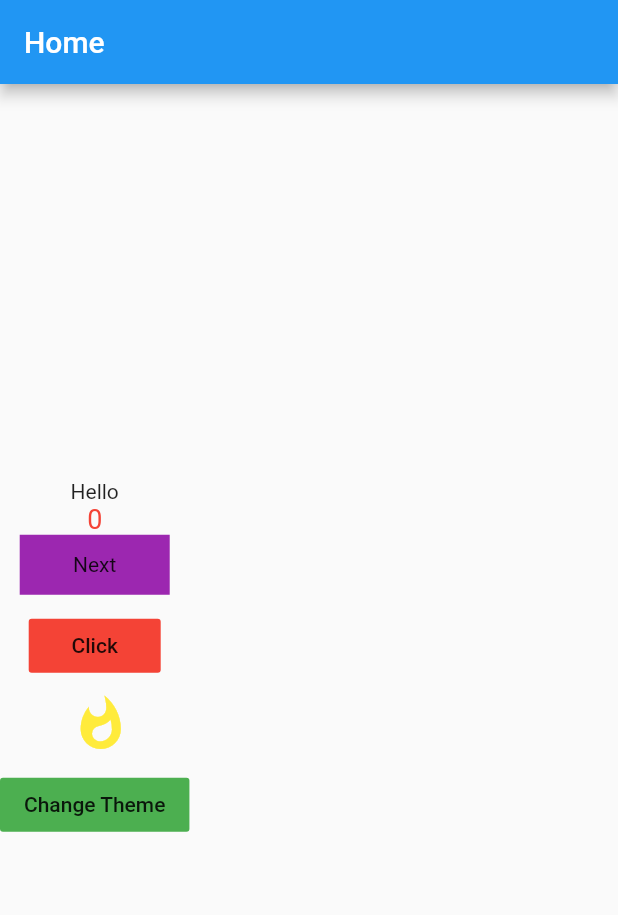
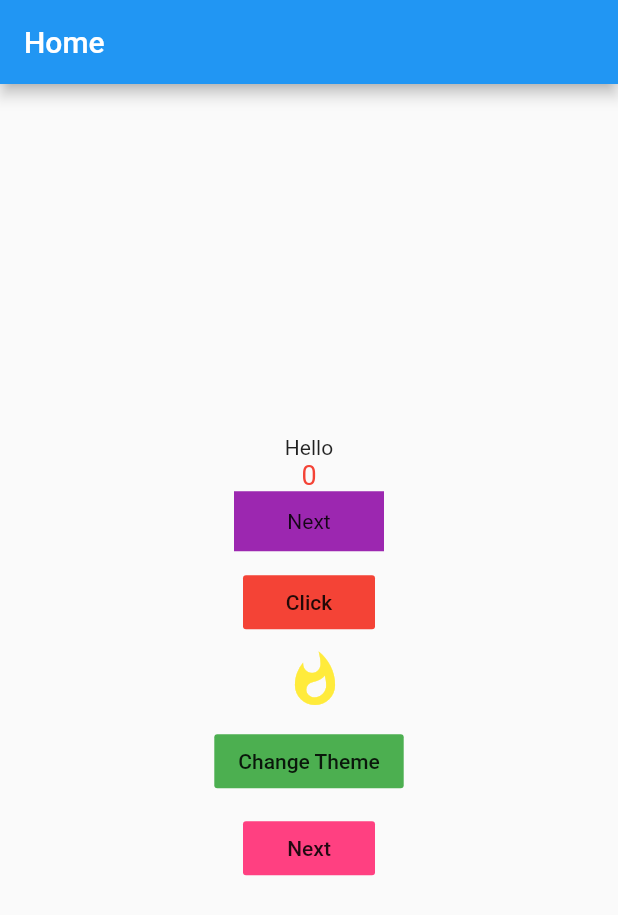
Before and after one commit to roshan1960701/Getx_practise, a Flutter app: the screen it shows after launch, on a phone screen of 412 x 824 dp. Shown: the top 915 px of the screen. Run offline on Flutter 3.47's test engine with Material 2 defaults, Android fonts, the phone set to English and light mode, and no system bars; our stand-ins replace get.

```diff
--- a/lib/Pages/Home/View/home.dart
+++ b/lib/Pages/Home/View/home.dart
@@ -30,7 +30,8 @@ class _HomeScreenState extends State<HomeScreen> {
       appBar: AppBar(
         title: Text('Home'),
       ),
-      body: Column(
+      body: Center(
+        child: Column(
           mainAxisAlignment: MainAxisAlignment.center,
           crossAxisAlignment: CrossAxisAlignment.center,
           children: [
@@ -68,7 +69,15 @@ class _HomeScreenState extends State<HomeScreen> {
                   homeController.theme.isTrue ? homeController.changeTheme(ThemeData.dark()) : homeController.changeTheme(ThemeData.light());
                 }, child: Text('Change Theme')),
 
+            const SizedBox(height: 10.0,),
+            FlatButton(
+                color: Colors.pinkAccent,
+                onPressed: ()async{
+                  Get.toNamed('/second');
+                }, child: Text('Next')),
+
           ],
+        ),
       ),
 
 
```
Also changed, not shown: lib/Pages/Home/View/secondPage.dart (+12 -1 lines). Lines whose indentation alone changed are shown as unchanged.
